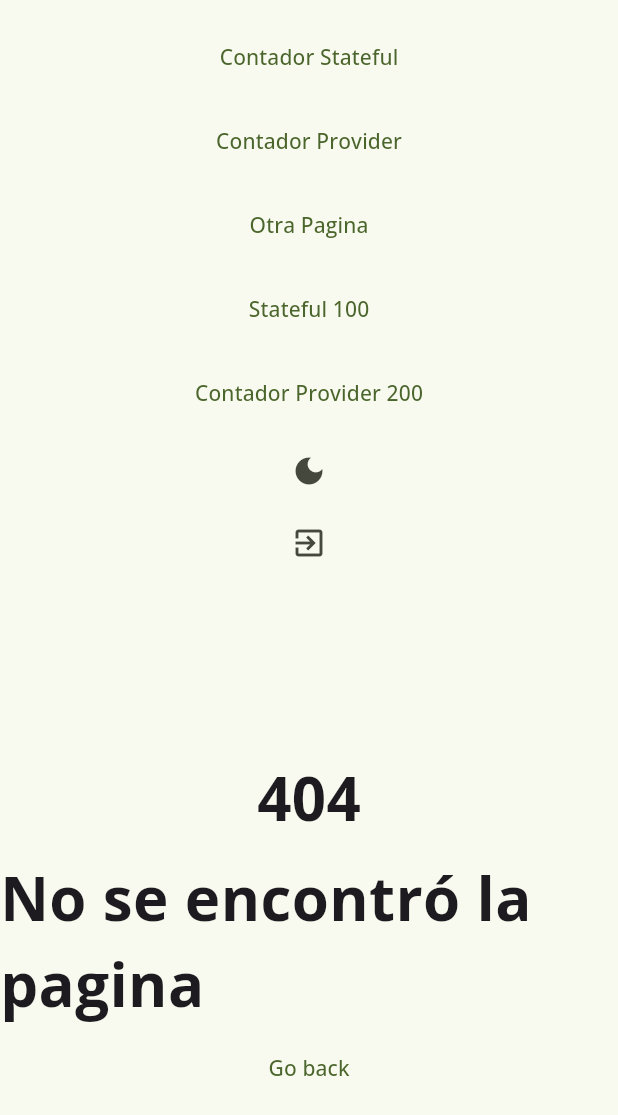
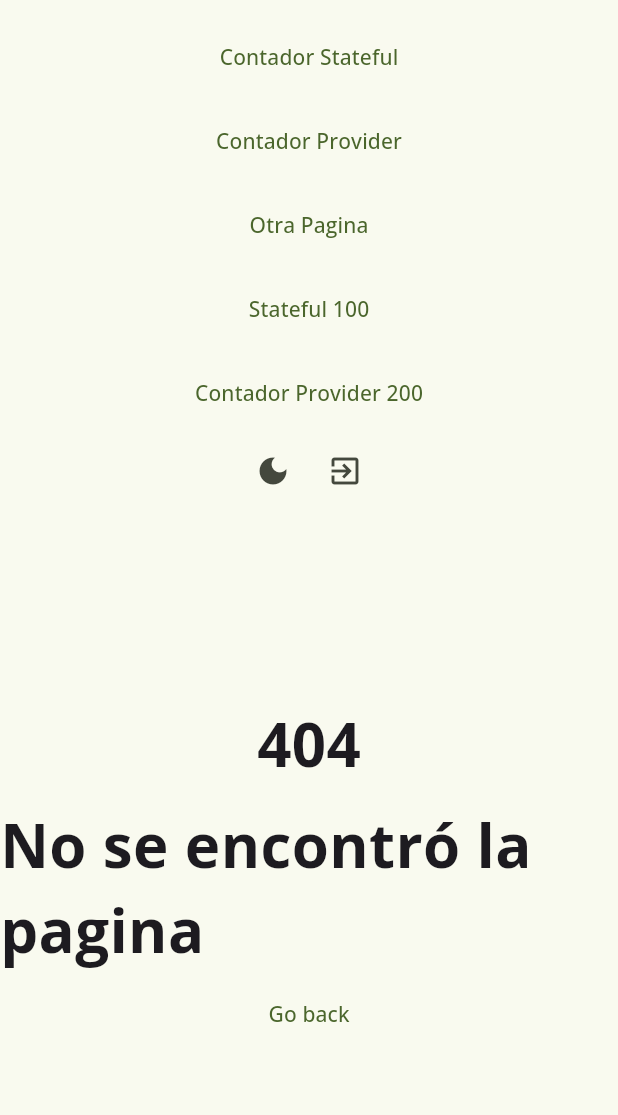
Before and after one commit to Zero0242/fl_bases_web, a Flutter app: the MainLayoutPage screen opened directly, after a tap on "Contador Stateful", after a tap on "Contador Provider", after a tap on "Otra Pagina", on a phone screen of 412 x 824 dp. Shown: the top 1115 px of the screen. Run offline on Flutter 3.47's test engine with Material 3 defaults, Android fonts, the light colour scheme and no system bars; our stand-ins replace animate_do, flutter_riverpod, get_storage, go_router, google_fonts, riverpod_annotation; missing offline and left inert: universal_html; accounts and stored records are empty; generated files the repository leaves out were written again.

Commit message:
[SHARED]
> mejoras varias

```diff
--- a/lib/app/counters/home_screen.dart
+++ b/lib/app/counters/home_screen.dart
@@ -1,4 +1,4 @@
-import 'package:fl_bases_web/presentation/shared/widgets/widgets.dart';
+import 'package:fl_bases_web/presentation/shared/shared.dart';
 import 'package:flutter/material.dart';
 
 class HomeScreen extends StatefulWidget {
--- a/lib/app/counters/not_found_screen.dart
+++ b/lib/app/counters/not_found_screen.dart
@@ -1,4 +1,4 @@
-import 'package:fl_bases_web/presentation/shared/widgets/widgets.dart';
+import 'package:fl_bases_web/presentation/shared/shared.dart';
 import 'package:flutter/material.dart';
 import 'package:go_router/go_router.dart';
 
--- a/lib/presentation/shared/layouts/main_layout.dart
+++ b/lib/presentation/shared/layouts/main_layout.dart
@@ -1,4 +1,4 @@
-import 'package:fl_bases_web/presentation/shared/widgets/widgets.dart';
+import 'package:fl_bases_web/presentation/shared/shared.dart';
 import 'package:flutter/material.dart';
 
 class MainLayoutPage extends StatelessWidget {
--- a/lib/presentation/shared/widgets/custom_app_menu.dart
+++ b/lib/presentation/shared/widgets/custom_app_menu.dart
@@ -19,18 +19,18 @@
           padding: const EdgeInsets.symmetric(horizontal: 20, vertical: 10),
           child: Wrapper(
             maxWidth: constraints.maxWidth,
-            actions: [
+            actions: <Widget>[
               CustomFlatButton(
                 label: 'Contador Stateful',
                 onPressed: () {
-                  context.pushReplacement(HomeScreen.route);
+                  context.go(HomeScreen.route);
                 },
                 color: Colors.black,
               ),
               CustomFlatButton(
                 label: 'Contador Provider',
                 onPressed: () {
-                  context.pushReplacement(RiverScreen.route);
+                  context.go(RiverScreen.route);
                 },
                 color: Colors.black,
               ),
@@ -38,25 +38,28 @@
                 label: 'Otra Pagina',
                 onPressed: () {
                   final notfoundroute = "/${DateTime.now().toIso8601String()}";
-                  context.pushReplacement(notfoundroute);
+                  context.go(notfoundroute);
                 },
                 color: Colors.black,
               ),
               CustomFlatButton(
                 label: 'Stateful 100',
                 onPressed: () {
-                  context.pushReplacement([HomeScreen.route, '/100'].join());
+                  context.go([HomeScreen.route, '/100'].join());
                 },
                 color: Colors.black,
               ),
               CustomFlatButton(
                 label: 'Contador Provider 200',
                 onPressed: () {
-                  context.pushReplacement([RiverScreen.route, '/200'].join());
+                  context.go([RiverScreen.route, '/200'].join());
                 },
                 color: Colors.black,
               ),
-              const Spacer(),
+              Row(
+                mainAxisSize: MainAxisSize.min,
+                mainAxisAlignment: MainAxisAlignment.end,
+                children: <Widget>[
                   IconButton(
                     onPressed: ref.read(themeProvider.notifier).toggleMode,
                     icon: Icon(isDarkMode ? Icons.light_mode : Icons.dark_mode),
@@ -69,6 +72,8 @@
                   ),
                 ],
               ),
+            ],
+          ),
         );
       },
     );
@@ -76,7 +81,13 @@
 
   // ignore: non_constant_identifier_names
   Widget Wrapper({required List<Widget> actions, required double maxWidth}) {
-    if (maxWidth > 520) return Row(children: actions);
+    if (maxWidth > 520) {
+      return Wrap(
+        runAlignment: WrapAlignment.spaceBetween,
+        alignment: WrapAlignment.spaceBetween,
+        children: actions,
+      );
+    }
     return Column(children: actions);
   }
 }
```
Also changed, not shown: 1 other file. Lines whose indentation alone changed are shown as unchanged.
